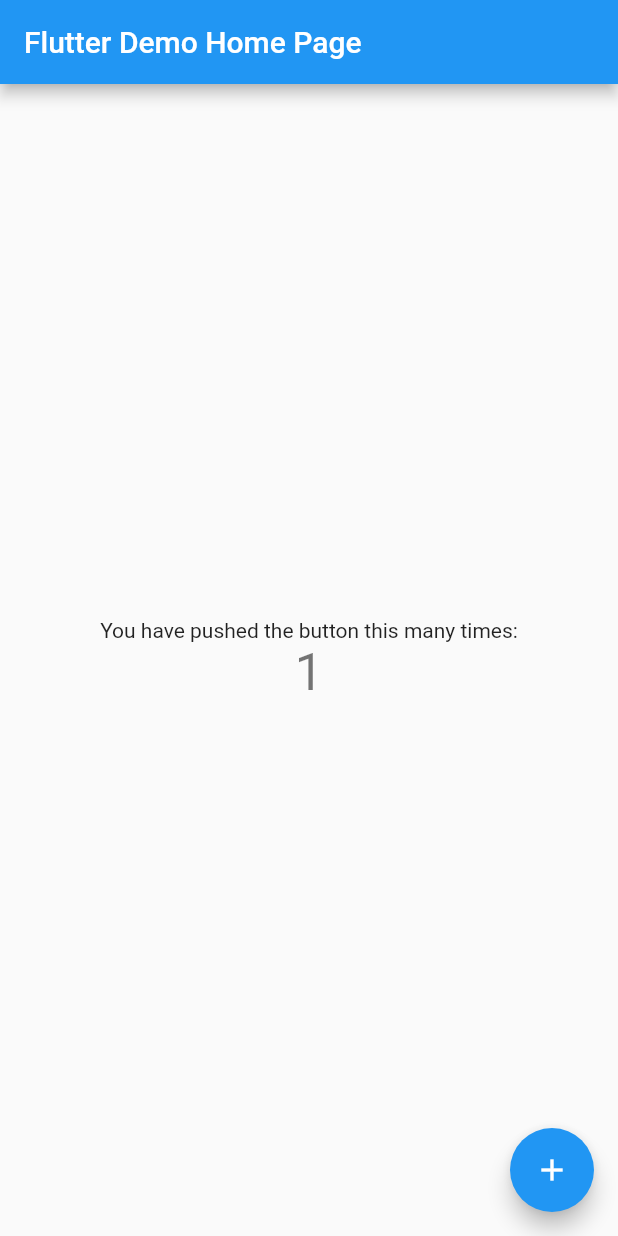
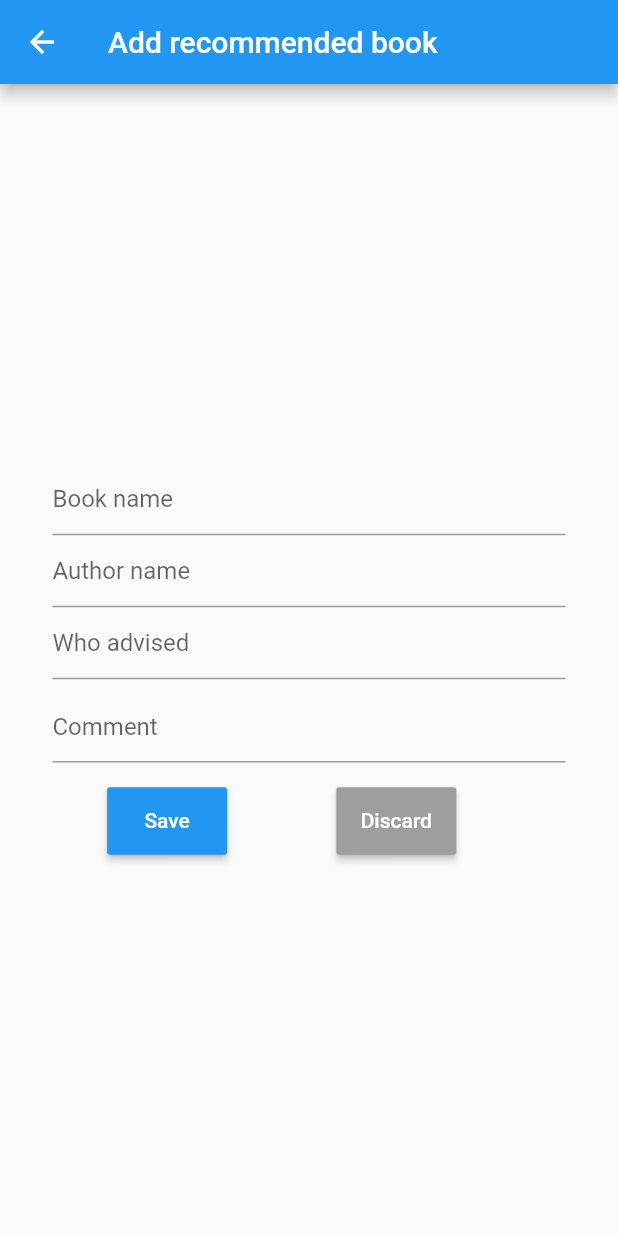
Before and after one commit to GlebKast/FlutterApp, a Flutter app: the screen it shows after launch, after a tap on the "add" icon, on a phone screen of 412 x 824 dp. Run offline on Flutter 3.47's test engine with Material 2 defaults, Android fonts, the phone set to English and light mode, and no system bars.

Commit message:
base views/buttons

```diff
--- a/lib/main.dart
+++ b/lib/main.dart
@@ -1,117 +1,14 @@
 import 'package:flutter/material.dart';
+import 'package:flutter_app/views/note_list.dart';
 
-void main() {
-  runApp(MyApp());
-}
+void main() => runApp(MyApp());
 
 class MyApp extends StatelessWidget {
-  // This widget is the root of your application.
   @override
   Widget build(BuildContext context) {
     return MaterialApp(
-      title: 'Flutter Demo',
-      theme: ThemeData(
-        // This is the theme of your application.
-        //
-        // Try running your application with "flutter run". You'll see the
-        // application has a blue toolbar. Then, without quitting the app, try
-        // changing the primarySwatch below to Colors.green and then invoke
-        // "hot reload" (press "r" in the console where you ran "flutter run",
-        // or simply save your changes to "hot reload" in a Flutter IDE).
-        // Notice that the counter didn't reset back to zero; the application
-        // is not restarted.
-        primarySwatch: Colors.blue,
-        // This makes the visual density adapt to the platform that you run
-        // the app on. For desktop platforms, the controls will be smaller and
-        // closer together (more dense) than on mobile platforms.
-        visualDensity: VisualDensity.adaptivePlatformDensity,
-      ),
-      home: MyHomePage(title: 'Flutter Demo Home Page'),
+      title: 'BookAdvisor',
+      home: NoteList(),
     );
   }
 }
-
-class MyHomePage extends StatefulWidget {
-  MyHomePage({Key key, this.title}) : super(key: key);
-
-  // This widget is the home page of your application. It is stateful, meaning
-  // that it has a State object (defined below) that contains fields that affect
-  // how it looks.
-
-  // This class is the configuration for the state. It holds the values (in this
-  // case the title) provided by the parent (in this case the App widget) and
-  // used by the build method of the State. Fields in a Widget subclass are
-  // always marked "final".
-
-  final String title;
-
-  @override
-  _MyHomePageState createState() => _MyHomePageState();
-}
-
-class _MyHomePageState extends State<MyHomePage> {
-  int _counter = 0;
-
-  void _incrementCounter() {
-    setState(() {
-      // This call to setState tells the Flutter framework that something has
-      // changed in this State, which causes it to rerun the build method below
-      // so that the display can reflect the updated values. If we changed
-      // _counter without calling setState(), then the build method would not be
-      // called again, and so nothing would appear to happen.
-      _counter++;
-    });
-  }
-
-  @override
-  Widget build(BuildContext context) {
-    // This method is rerun every time setState is called, for instance as done
-    // by the _incrementCounter method above.
-    //
-    // The Flutter framework has been optimized to make rerunning build methods
-    // fast, so that you can just rebuild anything that needs updating rather
-    // than having to individually change instances of widgets.
-    return Scaffold(
-      appBar: AppBar(
-        // Here we take the value from the MyHomePage object that was created by
-        // the App.build method, and use it to set our appbar title.
-        title: Text(widget.title),
-      ),
-      body: Center(
-        // Center is a layout widget. It takes a single child and positions it
-        // in the middle of the parent.
-        child: Column(
-          // Column is also a layout widget. It takes a list of children and
-          // arranges them vertically. By default, it sizes itself to fit its
-          // children horizontally, and tries to be as tall as its parent.
-          //
-          // Invoke "debug painting" (press "p" in the console, choose the
-          // "Toggle Debug Paint" action from the Flutter Inspector in Android
-          // Studio, or the "Toggle Debug Paint" command in Visual Studio Code)
-          // to see the wireframe for each widget.
-          //
-          // Column has various properties to control how it sizes itself and
-          // how it positions its children. Here we use mainAxisAlignment to
-          // center the children vertically; the main axis here is the vertical
-          // axis because Columns are vertical (the cross axis would be
-          // horizontal).
-          mainAxisAlignment: MainAxisAlignment.center,
-          children: <Widget>[
-            Text(
-              'You have pushed the button this many times:',
-            ),
-            Text(
-              '$_counter',
-              style: Theme.of(context).textTheme.headline4,
-            ),
-          ],
-        ),
-      ),
-      floatingActionButton: FloatingActionButton(
-        onPressed: _incrementCounter,
-        tooltip: 'Increment',
-        child: Icon(Icons.add),
-      ), // This trailing comma makes auto-formatting nicer for build methods.
-    );
-  }
-}
--- /dev/null
+++ b/lib/views/note.dart
@@ -0,0 +1,93 @@
+import 'package:flutter/material.dart';
+
+enum NoteMode{
+  Editting,
+  Adding
+}
+
+class Note extends StatelessWidget {
+
+  final NoteMode _noteMode;
+
+  Note(this._noteMode);
+
+  @override
+  Widget build(BuildContext context) {
+    return Scaffold(
+      appBar: AppBar(
+        title: Text(
+          _noteMode == NoteMode.Adding ? 'Add recommended book' : 'Edit recommended book'
+        ),
+      ),
+      body: Padding(
+        padding: const EdgeInsets.all(35.0),
+        child: Column(
+          mainAxisAlignment: MainAxisAlignment.center,
+          children: <Widget>[
+            TextField(
+              decoration: InputDecoration(
+                hintText: 'Book name'
+              ),
+            ),
+            TextField(
+              decoration: InputDecoration(
+                  hintText: 'Author name'
+              ),
+            ),
+            TextField(
+              decoration: InputDecoration(
+                  hintText: 'Who advised'
+              ),
+            ),
+            Container(height: 7.5,),
+            TextField(
+              decoration: InputDecoration(
+                  hintText: 'Comment'
+              ),
+            ),
+            Container(height: 15.0,),
+            Row(
+              mainAxisAlignment: MainAxisAlignment.spaceEvenly,
+              children: <Widget>[
+                _NoteAddEditButton('Save', Colors.blue, () {
+                  Navigator.pop(context);
+                }),
+                Container(height: 15.0,),
+                _NoteAddEditButton('Discard', Colors.grey, () {
+                  Navigator.pop(context);
+                }),
+
+                _noteMode == NoteMode.Editting ?
+                Padding(
+                  padding: const EdgeInsets.all(7.5),
+                  child: _NoteAddEditButton('Delete', Colors.red, () {
+                    Navigator.pop(context);
+                  }),
+                ) : Container()
+              ],
+            )
+          ],
+        ),
+      ),
+    );
+  }
+}
+
+class _NoteAddEditButton extends StatelessWidget {
+  final String _text;
+  final Color _color;
+  final Function _onPressed;
+
+  _NoteAddEditButton(this._text, this._color, this._onPressed);
+
+  @override
+  Widget build(BuildContext context) {
+    return MaterialButton(
+      onPressed: _onPressed,
+      child: Text(_text, style: TextStyle(color: Colors.white),),
+      height: 45,
+      minWidth: 80,
+      color: _color,
+    );
+  }
+}
--- /dev/null
+++ b/lib/views/note_list.dart
@@ -0,0 +1,73 @@
+import 'package:flutter/material.dart';
+
+import 'note.dart';
+
+class NoteList extends StatelessWidget {
+
+  @override
+  Widget build(BuildContext context) {
+    return Scaffold(
+      appBar: AppBar(
+        title: Text('BookAdvisor'),
+      ),
+      body: ListView.builder(
+          itemBuilder: (context, index){
+            return GestureDetector(
+              onLongPress: (){
+                Navigator.push(
+                    context,
+                    MaterialPageRoute(builder: (context) => Note(NoteMode.Editting)));
+              },
+              child: Card(
+                child: Padding(
+                  padding: const EdgeInsets.only(top: 30.0, bottom: 30.0, left: 13.0, right: 22.0),
+                  child: Column(
+                    crossAxisAlignment: CrossAxisAlignment.start,
+                    children: <Widget>[
+                      Text(
+                        'Book name',
+                        style: TextStyle(
+                          fontSize: 20,
+                          fontWeight: FontWeight.bold
+                        ),
+                      ),
+                      Text(
+                          'Author name',
+                        style: TextStyle(
+                            fontSize: 20,
+                            fontWeight: FontWeight.bold
+                        ),
+                      ),
+                      Text(
+                          'Who advised',
+                        style: TextStyle(
+                            fontSize: 20,
+                        ),
+                      ),
+                      Container(height: 4,),
+                      Text(
+                          'Comment',
+                        style: TextStyle(
+                            color: Colors.grey.shade700
+                        ),
+                        maxLines: 2,
+                        overflow: TextOverflow.ellipsis,
+                      ),
+                    ],
+                  ),
+                )
+              ),
+            );
+          }
+      ),
+      floatingActionButton: FloatingActionButton(
+        onPressed: () {
+          Navigator.push(
+              context,
+              MaterialPageRoute(builder: (context) => Note(NoteMode.Adding)));
+        },
+        child: Icon(Icons.add),
+      ),
+    );
+  }
+}
```
